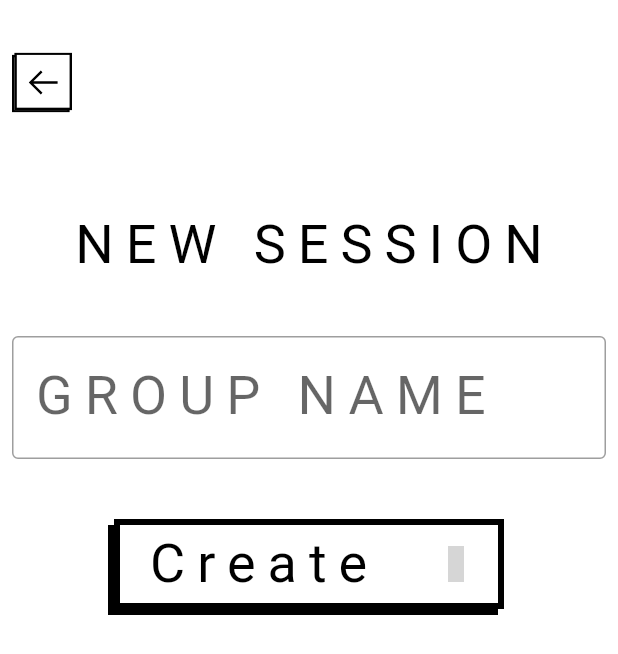
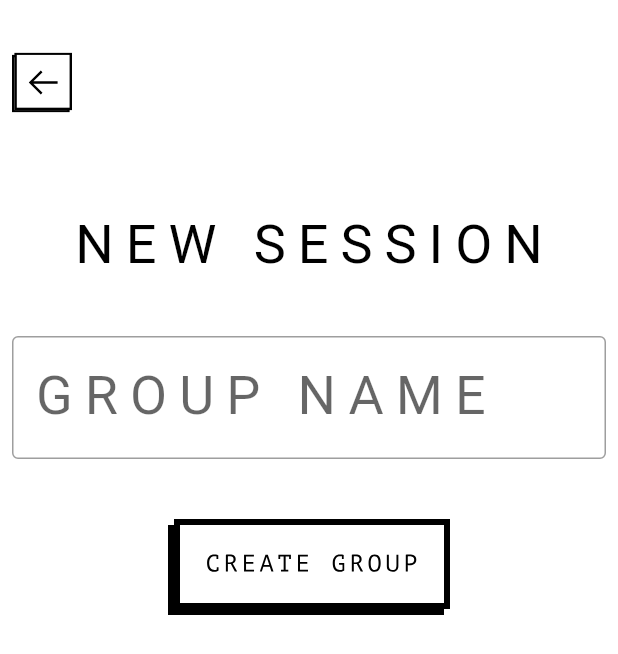
Before and after one commit to Martenere/mytakeapp, a Flutter app: the GroupCreation screen opened by its route, on a phone screen of 412 x 824 dp. Shown: the top 654 px of the screen. Run offline on Flutter 3.47's test engine with Material 2 defaults, Android fonts, the phone set to English and light mode, and no system bars; our stand-ins replace camera, firebase_auth, firebase_core, firebase_database, firebase_storage, flutter_svg and 2 more; missing offline and left inert: carbon_icons, dart:ffi; accounts and stored records are empty; Roboto replaces fonts that are missing (PTMono-reg); grey boxes are pictures that could not be loaded.

Commit message:
Create creategroup button and add to page

```diff
--- a/lib/Screens/GroupCreation.dart
+++ b/lib/Screens/GroupCreation.dart
@@ -28,7 +28,6 @@ class GroupCreation extends StatelessWidget {
         leading: Padding(
           padding: const EdgeInsets.symmetric(horizontal: 8.0, vertical: 32.0),
           child: backButton(),
-          // child: Icon(CarbonIcons.arrow_left)),
         ),
         elevation: 0,
         backgroundColor: Colors.white,
@@ -37,12 +36,6 @@ class GroupCreation extends StatelessWidget {
       ),
       body: Stack(
         children: [
-          // Positioned(
-          //     child: Container(
-          //   height: 350,
-          //   width: 400,
-          //   color: primaryColor,
-          // )),
           Column(
             children: [
               const SizedBox(
@@ -65,42 +58,46 @@ class GroupCreation extends StatelessWidget {
               const SizedBox(
                 height: 32,
               ),
-              InkWell(
-                onTap: () async {
-                  var id = generateRandomString(2);
-                  var group = Group(
-                      groupStarted: false,
-                      id: id,
-                      name: groupNameController.text,
-                      people: [
-                        me.id
-                      ], //Should add yourself to group aka (Person me)
-                      pictureLimit: 3,
-                      pictureTakerIndex: 0);
+              creategroupButton(
+                controller: groupNameController,
+              ),
 
-                  await group.addGroupToDatabase();
-                  Provider.of<GroupProvider>(context, listen: false)
-                      .setGroupId(group.id);
-                  Provider.of<GroupProvider>(context, listen: false)
-                      .setGroup(group);
-                  Navigator.pushReplacementNamed(context, '/Lobby');
-                },
-                child: Container(
-                  child: Padding(
-                    padding: const EdgeInsets.symmetric(horizontal: 16.0),
-                    child: Row(
-                      children: [
-                        Text('Create', style: defaultText),
-                        Spacer(),
-                        Icon(CarbonIcons.arrow_right),
-                      ],
-                    ),
-                  ),
-                  decoration: buttonStyling,
-                  width: 260,
-                  height: 60,
-                ),
-              )
+              // InkWell(
+              //   onTap: () async {
+              //     var id = generateRandomString(2);
+              //     var group = Group(
+              //         groupStarted: false,
+              //         id: id,
+              //         name: groupNameController.text,
+              //         people: [
+              //           me.id
+              //         ], //Should add yourself to group aka (Person me)
+              //         pictureLimit: 3,
+              //         pictureTakerIndex: 0);
+
+              //     await group.addGroupToDatabase();
+              //     Provider.of<GroupProvider>(context, listen: false)
+              //         .setGroupId(group.id);
+              //     Provider.of<GroupProvider>(context, listen: false)
+              //         .setGroup(group);
+              //     Navigator.pushReplacementNamed(context, '/Lobby');
+              //   },
+              //   child: Container(
+              //     child: Padding(
+              //       padding: const EdgeInsets.symmetric(horizontal: 16.0),
+              //       child: Row(
+              //         children: [
+              //           Text('Create', style: defaultText),
+              //           Spacer(),
+              //           Icon(CarbonIcons.arrow_right),
+              //         ],
+              //       ),
+              //     ),
+              //     decoration: buttonStyling,
+              //     width: 260,
+              //     height: 60,
+              //   ),
+              // )
             ],
           ),
         ],
--- a/lib/models/buttons.dart
+++ b/lib/models/buttons.dart
@@ -10,6 +10,7 @@ import 'package:mytakeapp/models/modelPerson.dart';
 import 'package:provider/provider.dart';
 
 import '../models/modelGroup.dart';
+import 'package:mytakeapp/id_retriever.dart';
 
 class backButton extends StatefulWidget {
   const backButton({super.key});
@@ -264,3 +265,62 @@ class _seetakesButtonState extends State<seetakesButton> {
     );
   }
 }
+
+class creategroupButton extends StatefulWidget {
+  creategroupButton({super.key, required this.controller});
+  TextEditingController controller;
+
+  @override
+  State<creategroupButton> createState() => _creategroupButtonState();
+}
+
+class _creategroupButtonState extends State<creategroupButton> {
+  SvgPicture? creategroupImg;
+  final creategroupUp = SvgPicture.asset('assets/img/creategroup.svg');
+  final creategroupDown =
+      SvgPicture.asset('assets/img/creategroup_ontapdown.svg');
+
+  @override
+  void initState() {
+    super.initState();
+    creategroupImg = creategroupUp;
+  }
+
+  @override
+  Widget build(BuildContext context) {
+    return GestureDetector(
+      child: creategroupImg,
+      onTapDown: (details) {
+        setState(() {
+          creategroupImg = creategroupDown;
+        });
+      },
+      onTapUp: (details) async {
+        setState(() {
+          creategroupImg = creategroupUp;
+        });
+        {
+          var id = generateRandomString(2);
+          var group = Group(
+              groupStarted: false,
+              id: id,
+              name: widget.controller.text,
+              people: [me.id], //Should add yourself to group aka (Person me)
+              pictureLimit: 3,
+              pictureTakerIndex: 0);
+
+          await group.addGroupToDatabase();
+          Provider.of<GroupProvider>(context, listen: false)
+              .setGroupId(group.id);
+          Provider.of<GroupProvider>(context, listen: false).setGroup(group);
+          Navigator.pushReplacementNamed(context, '/Lobby');
+        }
+      },
+      onTapCancel: () {
+        setState(() {
+          creategroupImg = creategroupUp;
+        });
+      },
+    );
+  }
+}
```
Also changed, not shown: lib/Screens/HomeScreen.dart (+16 -8 lines), assets/img/creategroup.svg (added), assets/img/creategroup_ontapdown.svg (added).
